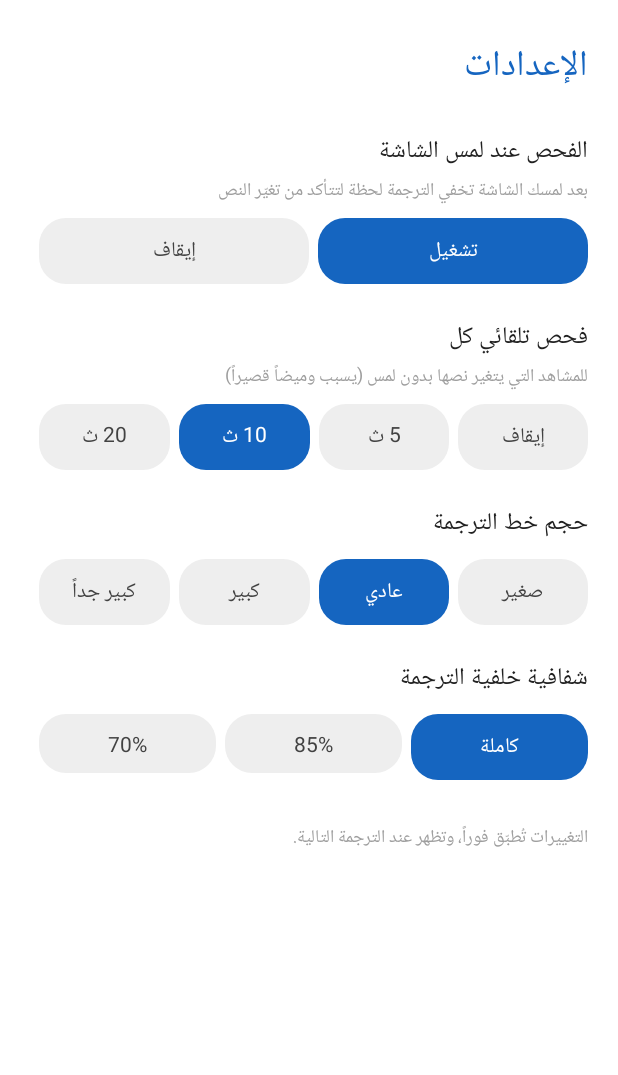
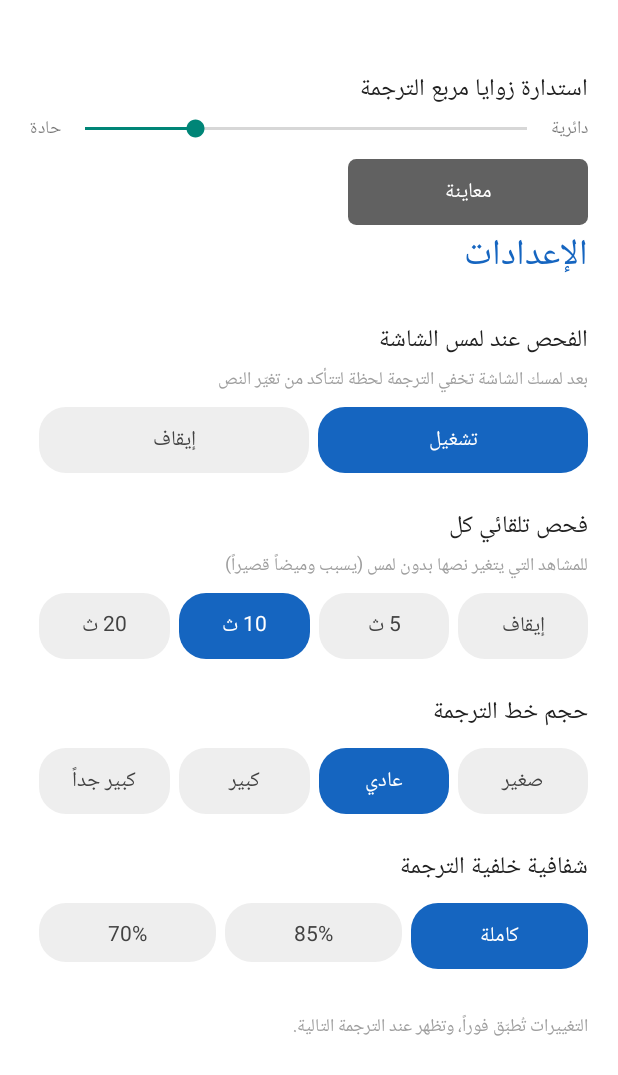
Before and after one commit to EmadSyHo/Translator-Pro, an Android app: the SettingsActivity screen opened directly, with no data from a screen before it, on a phone screen of 412 x 824 dp. Shown: the top 1075 px of the screen. Run offline under Robolectric (Android 15) with nearby library versions, the phone set to English and light mode, and no system bars.

Commit message:
Update SettingsActivity.kt

```diff
--- a/app/src/main/java/com/translatorpro/app/SettingsActivity.kt
+++ b/app/src/main/java/com/translatorpro/app/SettingsActivity.kt
@@ -9,6 +9,7 @@ import android.view.View
 import android.widget.LinearLayout
 import android.widget.ScrollView
 import android.widget.TextView
+import android.widget.SeekBar
 
 class SettingsActivity : Activity() {
 
@@ -23,7 +24,7 @@ class SettingsActivity : Activity() {
             setPadding(dp(20), dp(24), dp(20), dp(32))
             layoutDirection = View.LAYOUT_DIRECTION_RTL
         }
-
+        addSlider(root, "استدارة زوايا مربع الترجمة", "radius", 25)
         root.addView(TextView(this).apply {
             text = "الإعدادات"
             textSize = 24f
@@ -61,7 +62,53 @@ class SettingsActivity : Activity() {
             addView(root)
         })
     }
+    private fun addSlider(parent: LinearLayout, title: String, key: String, def: Int) {
+        parent.addView(TextView(this).apply {
+            text = title
+            textSize = 16f
+            setTextColor(Color.parseColor("#212121"))
+            setPadding(0, dp(22), 0, dp(2))
+        })
 
+        val preview = TextView(this).apply {
+            text = "معاينة"
+            textSize = 14f
+            gravity = Gravity.CENTER
+            setTextColor(Color.WHITE)
+            layoutParams = LinearLayout.LayoutParams(dp(160), dp(44)).apply { topMargin = dp(10) }
+        }
+        fun paint(pct: Int) {
+            preview.background = GradientDrawable().apply {
+                cornerRadius = dp(44) / 2f * pct / 100f
+                setColor(Color.parseColor("#616161"))
+            }
+        }
+
+        val row = LinearLayout(this).apply {
+            orientation = LinearLayout.HORIZONTAL
+            layoutDirection = View.LAYOUT_DIRECTION_LTR
+            gravity = Gravity.CENTER_VERTICAL
+        }
+        val bar = SeekBar(this).apply {
+            max = 100
+            progress = Prefs.getInt(this@SettingsActivity, key, def)
+            layoutParams = LinearLayout.LayoutParams(0, LinearLayout.LayoutParams.WRAP_CONTENT, 1f)
+            setOnSeekBarChangeListener(object : SeekBar.OnSeekBarChangeListener {
+                override fun onProgressChanged(s: SeekBar?, p: Int, fromUser: Boolean) {
+                    paint(p)
+                    if (fromUser) Prefs.putInt(this@SettingsActivity, key, p)
+                }
+                override fun onStartTrackingTouch(s: SeekBar?) {}
+                override fun onStopTrackingTouch(s: SeekBar?) {}
+            })
+        }
+        paint(bar.progress)
+        row.addView(TextView(this).apply { text = "حادة"; textSize = 12f })
+        row.addView(bar)
+        row.addView(TextView(this).apply { text = "دائرية"; textSize = 12f })
+        parent.addView(row)
+        parent.addView(preview)
+    }
     private fun addSetting(
         parent: LinearLayout, title: String, hint: String, key: String, def: Int,
         labels: List<String>, values: List<Int>
```
